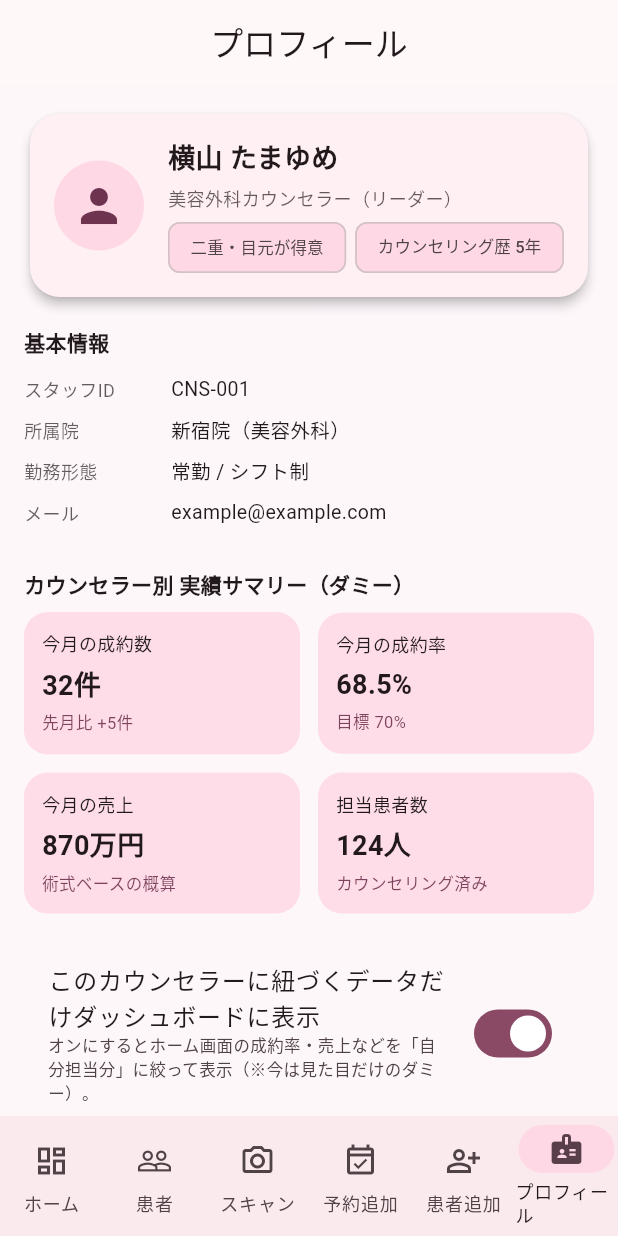
After one commit to yokoyama1130/BeautyUI, a Flutter app: the screen it shows after launch, item 6 of the bottom bar chosen, on a phone screen of 412 x 824 dp. The commit adds this screen. Run offline on Flutter 3.47's test engine with Material 3 defaults, Android fonts, the phone set to English and light mode, and no system bars.

Commit message:
ユーザーページの追加

```diff
--- a/lib/main.dart
+++ b/lib/main.dart
@@ -4,6 +4,7 @@ import 'screens/patients/patients_page.dart';
 import 'screens/scan/scan_home_page.dart';
 import 'screens/appointments/add_appointment_page.dart';
 import 'screens/patients/add_patient_page.dart';
+import 'screens/profile/counselor_profile_page.dart';
 
 void main() {
   runApp(const CounselorApp());
@@ -42,8 +43,9 @@ class _RootTabPageState extends State<RootTabPage> {
     HomePage(),
     PatientsPage(),
     ScanHomePage(),
-    AddAppointmentPage(), // ★ 予約追加タブ
-    AddPatientPage(),     // ★ 患者追加タブ
+    AddAppointmentPage(),
+    AddPatientPage(),
+    CounselorProfilePage(), // ★ プロフィール追加
   ];
 
   final _titles = const [
@@ -52,6 +54,7 @@ class _RootTabPageState extends State<RootTabPage> {
     '顔スキャン',
     '予約追加',
     '患者追加',
+    'プロフィール', // ★ タイトル追加
   ];
 
   @override
@@ -95,6 +98,11 @@ class _RootTabPageState extends State<RootTabPage> {
             selectedIcon: Icon(Icons.person_add_alt_1),
             label: '患者追加',
           ),
+          NavigationDestination(
+            icon: Icon(Icons.badge_outlined),
+            selectedIcon: Icon(Icons.badge),
+            label: 'プロフィール',
+          ),
         ],
       ),
     );
--- /dev/null
+++ b/lib/screens/profile/counselor_profile_page.dart
@@ -0,0 +1,329 @@
+import 'package:flutter/material.dart';
+
+/// カウンセラー自身のプロフィール＆個人実績ダッシュボード
+/// - 上：プロフィールカード
+/// - 中：今月の実績サマリー（ダミー）
+/// - 下：このカウンセラーでダッシュボードを絞り込むスイッチ（今は見た目だけ）
+class CounselorProfilePage extends StatefulWidget {
+  const CounselorProfilePage({super.key});
+
+  @override
+  State<CounselorProfilePage> createState() => _CounselorProfilePageState();
+}
+
+class _CounselorProfilePageState extends State<CounselorProfilePage> {
+  bool _filterDashboardByThisCounselor = true;
+
+  @override
+  Widget build(BuildContext context) {
+    final scheme = Theme.of(context).colorScheme;
+
+    return SingleChildScrollView(
+      padding: const EdgeInsets.all(16),
+      child: Column(
+        crossAxisAlignment: CrossAxisAlignment.start,
+        children: [
+          // プロフィールカード
+          Card(
+            shape:
+                RoundedRectangleBorder(borderRadius: BorderRadius.circular(20)),
+            elevation: 3,
+            child: Padding(
+              padding: const EdgeInsets.all(16),
+              child: Row(
+                children: [
+                  CircleAvatar(
+                    radius: 30,
+                    backgroundColor: scheme.primaryContainer,
+                    child: const Icon(
+                      Icons.person,
+                      size: 36,
+                    ),
+                  ),
+                  const SizedBox(width: 16),
+                  Expanded(
+                    child: Column(
+                      crossAxisAlignment: CrossAxisAlignment.start,
+                      children: [
+                        const Text(
+                          '横山 たまゆめ',
+                          style: TextStyle(
+                            fontSize: 18,
+                            fontWeight: FontWeight.bold,
+                          ),
+                        ),
+                        const SizedBox(height: 4),
+                        Text(
+                          '美容外科カウンセラー（リーダー）',
+                          style: TextStyle(
+                            fontSize: 12,
+                            color: scheme.onSurface.withValues(alpha: 0.7),
+                          ),
+                        ),
+                        const SizedBox(height: 8),
+                        Wrap(
+                          spacing: 6,
+                          runSpacing: -4,
+                          children: [
+                            Chip(
+                              label: const Text(
+                                '二重・目元が得意',
+                                style: TextStyle(fontSize: 11),
+                              ),
+                              backgroundColor: scheme.secondaryContainer,
+                              materialTapTargetSize:
+                                  MaterialTapTargetSize.shrinkWrap,
+                              padding:
+                                  const EdgeInsets.symmetric(horizontal: 6),
+                            ),
+                            Chip(
+                              label: const Text(
+                                'カウンセリング歴 5年',
+                                style: TextStyle(fontSize: 11),
+                              ),
+                              backgroundColor: scheme.secondaryContainer,
+                              materialTapTargetSize:
+                                  MaterialTapTargetSize.shrinkWrap,
+                              padding:
+                                  const EdgeInsets.symmetric(horizontal: 6),
+                            ),
+                          ],
+                        ),
+                      ],
+                    ),
+                  ),
+                ],
+              ),
+            ),
+          ),
+
+          const SizedBox(height: 16),
+
+          Text(
+            '基本情報',
+            style: TextStyle(
+              fontSize: 14,
+              fontWeight: FontWeight.bold,
+              color: scheme.onSurface,
+            ),
+          ),
+          const SizedBox(height: 8),
+
+          _ProfileInfoRow(
+            label: 'スタッフID',
+            value: 'CNS-001',
+          ),
+          _ProfileInfoRow(
+            label: '所属院',
+            value: '新宿院（美容外科）',
+          ),
+          _ProfileInfoRow(
+            label: '勤務形態',
+            value: '常勤 / シフト制',
+          ),
+          _ProfileInfoRow(
+            label: 'メール',
+            value: 'example@example.com',
+          ),
+
+          const SizedBox(height: 24),
+
+          Text(
+            'カウンセラー別 実績サマリー（ダミー）',
+            style: TextStyle(
+              fontSize: 14,
+              fontWeight: FontWeight.bold,
+              color: scheme.onSurface,
+            ),
+          ),
+          const SizedBox(height: 8),
+
+          Row(
+            children: const [
+              Expanded(
+                child: _MiniKpiCard(
+                  label: '今月の成約数',
+                  value: '32件',
+                  sub: '先月比 +5件',
+                ),
+              ),
+              SizedBox(width: 12),
+              Expanded(
+                child: _MiniKpiCard(
+                  label: '今月の成約率',
+                  value: '68.5%',
+                  sub: '目標 70%',
+                ),
+              ),
+            ],
+          ),
+          const SizedBox(height: 12),
+          Row(
+            children: const [
+              Expanded(
+                child: _MiniKpiCard(
+                  label: '今月の売上',
+                  value: '870万円',
+                  sub: '術式ベースの概算',
+                ),
+              ),
+              SizedBox(width: 12),
+              Expanded(
+                child: _MiniKpiCard(
+                  label: '担当患者数',
+                  value: '124人',
+                  sub: 'カウンセリング済み',
+                ),
+              ),
+            ],
+          ),
+
+          const SizedBox(height: 24),
+
+          // ダッシュボード絞り込みスイッチ
+          SwitchListTile(
+            title: const Text('このカウンセラーに紐づくデータだけダッシュボードに表示'),
+            subtitle: const Text(
+              'オンにするとホーム画面の成約率・売上などを「自分担当分」に絞って表示（※今は見た目だけのダミー）。',
+              style: TextStyle(fontSize: 11),
+            ),
+            value: _filterDashboardByThisCounselor,
+            onChanged: (value) {
+              setState(() {
+                _filterDashboardByThisCounselor = value;
+              });
+              // TODO:
+              // ここでグローバルな状態管理や Go/Python API へ
+              // 「current_counselor_id」「filter_enabled」を保存して、
+              // HomePage のクエリなどに反映させる想定。
+            },
+          ),
+
+          const SizedBox(height: 24),
+
+          Text(
+            'アカウント',
+            style: TextStyle(
+              fontSize: 14,
+              fontWeight: FontWeight.bold,
+              color: scheme.onSurface,
+            ),
+          ),
+          const SizedBox(height: 8),
+
+          ListTile(
+            contentPadding: EdgeInsets.zero,
+            leading: const Icon(Icons.lock_person_outlined),
+            title: const Text('パスワード・ログイン情報（ダミー）'),
+            subtitle: const Text(
+              '本番運用時はここからパスワード変更や2段階認証を設定。',
+              style: TextStyle(fontSize: 11),
+            ),
+            onTap: () {
+              // TODO: 認証まわりが入ったら遷移
+            },
+          ),
+
+          ListTile(
+            contentPadding: EdgeInsets.zero,
+            leading: Icon(Icons.logout, color: scheme.error),
+            title: Text(
+              'ログアウト（ダミー）',
+              style: TextStyle(color: scheme.error),
+            ),
+            onTap: () {
+              ScaffoldMessenger.of(context).showSnackBar(
+                const SnackBar(content: Text('ログアウト処理はまだダミーです')),
+              );
+            },
+          ),
+        ],
+      ),
+    );
+  }
+}
+
+class _ProfileInfoRow extends StatelessWidget {
+  final String label;
+  final String value;
+
+  const _ProfileInfoRow({
+    required this.label,
+    required this.value,
+  });
+
+  @override
+  Widget build(BuildContext context) {
+    final scheme = Theme.of(context).colorScheme;
+    return Padding(
+      padding: const EdgeInsets.symmetric(vertical: 4),
+      child: Row(
+        children: [
+          SizedBox(
+            width: 90,
+            child: Text(
+              label,
+              style: TextStyle(
+                fontSize: 12,
+                color: scheme.onSurface.withValues(alpha: 0.7),
+              ),
+            ),
+          ),
+          const SizedBox(width: 8),
+          Expanded(
+            child: Text(
+              value,
+              style: const TextStyle(fontSize: 13),
+            ),
+          ),
+        ],
+      ),
+    );
+  }
+}
+
+class _MiniKpiCard extends StatelessWidget {
+  final String label;
+  final String value;
+  final String sub;
+
+  const _MiniKpiCard({
+    required this.label,
+    required this.value,
+    required this.sub,
+  });
+
+  @override
+  Widget build(BuildContext context) {
+    final scheme = Theme.of(context).colorScheme;
+    return Container(
+      padding: const EdgeInsets.all(12),
+      decoration: BoxDecoration(
+        color: scheme.primaryContainer.withValues(alpha: 0.85),
+        borderRadius: BorderRadius.circular(16),
+      ),
+      child: Column(
+        crossAxisAlignment: CrossAxisAlignment.start,
+        children: [
+          Text(label, style: const TextStyle(fontSize: 12)),
+          const SizedBox(height: 6),
+          Text(
+            value,
+            style: const TextStyle(
+              fontSize: 18,
+              fontWeight: FontWeight.bold,
+            ),
+          ),
+          const SizedBox(height: 4),
+          Text(
+            sub,
+            style: TextStyle(
+              fontSize: 11,
+              color: scheme.onPrimaryContainer.withValues(alpha: 0.9),
+            ),
+          ),
+        ],
+      ),
+    );
+  }
+}
```
